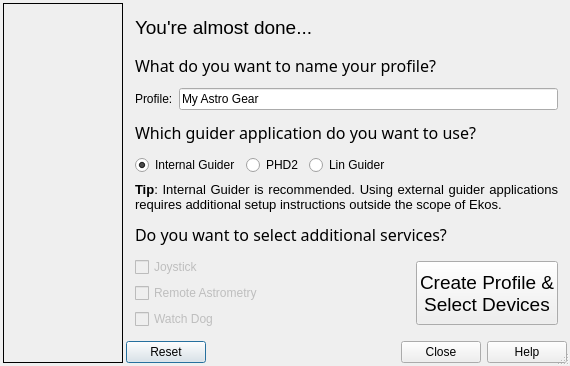
Before: the Qt Designer form kstars/ekos/profilewizard.ui in KDE/kstars, drawn with Qt 5.
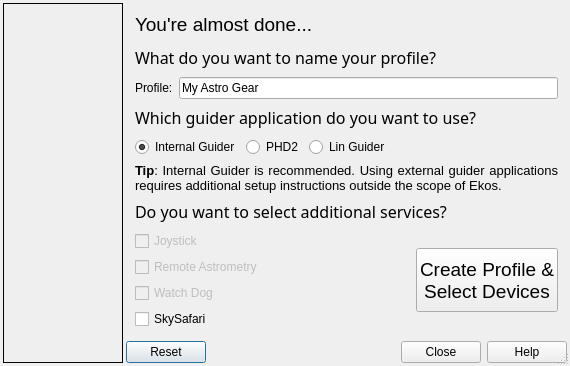
After: the same form once the commit is applied. The open tabs and pages were chosen to show the change. Icons and pictures are not drawn.

Commit message: Add SkySafari to Profile Wizard services

```diff
--- a/kstars/ekos/profilewizard.ui
+++ b/kstars/ekos/profilewizard.ui
@@ -996,6 +996,16 @@
                </property>
               </widget>
              </item>
+             <item>
+              <widget class="QCheckBox" name="useSkySafariCheck">
+               <property name="toolTip">
+                <string>&lt;html&gt;&lt;head/&gt;&lt;body&gt;&lt;p&gt;If you plan to use SkySafari to monitor and/or control your mount, check this box to start INDI SkySafari Server. You can connect SkySafari to this server and it shall enable you to connect and control your mount. For more details, please check the &lt;a href=&quot;http://indilib.org/devices/telescopes/skysafari.html&quot;&gt;&lt;span style=&quot; text-decoration: underline; color:#007af4;&quot;&gt;INDI SkySafari Documentation.&lt;/span&gt;&lt;/a&gt;&lt;/p&gt;&lt;/body&gt;&lt;/html&gt;</string>
+               </property>
+               <property name="text">
+                <string>SkySafari</string>
+               </property>
+              </widget>
+             </item>
             </layout>
            </item>
            <item>
```
The commit also changes 2 other files.
